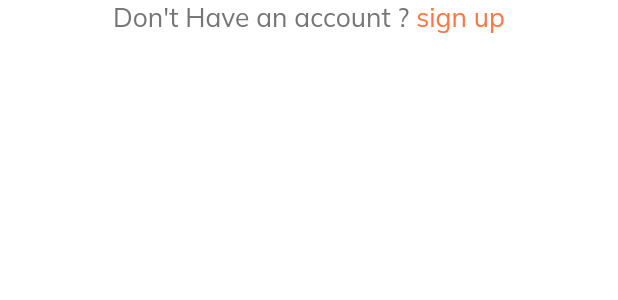
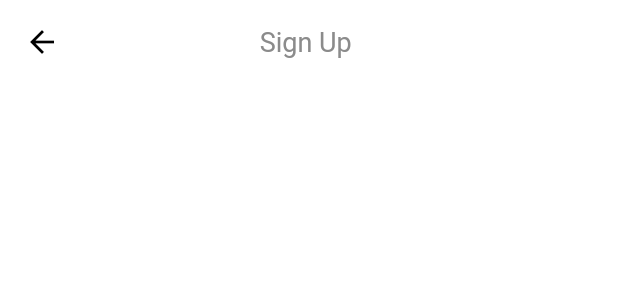
Before and after one commit to HalilMertDeveli/ETradeAppWithVideos-, a Flutter app: the NoAccountText widget shown alone on an empty page, opened directly, after a tap on "sign up", on a phone screen of 412 x 824 dp. Shown: the top 300 px of the screen. Run offline on Flutter 3.47's test engine with Material 2 defaults, Android fonts, the light colour scheme and no system bars; our stand-ins replace flutter_svg.

Commit message:
we create sign up scrren and will do it form details video 3 in sort and min 3:00

```diff
--- a/lib/companents/no_account_text.dart
+++ b/lib/companents/no_account_text.dart
@@ -1,5 +1,7 @@
 import 'package:e_trade_app_with_flutter_way/constraints.dart';
 import 'package:e_trade_app_with_flutter_way/screens/forgot_password/forgot_password_screen.dart';
+import 'package:e_trade_app_with_flutter_way/screens/sign_in/sign_in_screen.dart';
+import 'package:e_trade_app_with_flutter_way/screens/sign_up/sign_up_screen.dart';
 import 'package:e_trade_app_with_flutter_way/size_config.dart';
 import 'package:flutter/material.dart';
 
@@ -20,7 +22,9 @@ class NoAccountText extends StatelessWidget {
           ),
         ),
         GestureDetector(
-          onTap: () {},
+          onTap: () {
+            Navigator.pushNamed(context, SignUpScreen.routeName);
+          },
           child: Text(
             'sign up',
             style: TextStyle(
--- a/lib/routes.dart
+++ b/lib/routes.dart
@@ -1,12 +1,14 @@
 import 'package:e_trade_app_with_flutter_way/screens/forgot_password/forgot_password_screen.dart';
 import 'package:e_trade_app_with_flutter_way/screens/login_success/login_success_screen.dart';
 import 'package:e_trade_app_with_flutter_way/screens/sign_in/sign_in_screen.dart';
+import 'package:e_trade_app_with_flutter_way/screens/sign_up/sign_up_screen.dart';
 import 'package:e_trade_app_with_flutter_way/screens/splash/splash_screen.dart';
 import 'package:flutter/cupertino.dart';
 
 final Map<String, WidgetBuilder> routes = {
   SplashScreen.routeName: (context) => SplashScreen(),
   SignInScreen.routeName: (context) => SignInScreen(),
-  ForgotPasswordScreen.routName: (context) => ForgotPasswordScreen(),
-  LoginSuccessScreen.rootName: (context) => LoginSuccessScreen()
+  ForgotPasswordScreen.routeName: (context) => ForgotPasswordScreen(),
+  LoginSuccessScreen.routeName: (context) => LoginSuccessScreen(),
+  SignUpScreen.routeName: (context) => SignUpScreen()
 };
--- a/lib/screens/forgot_password/forgot_password_screen.dart
+++ b/lib/screens/forgot_password/forgot_password_screen.dart
@@ -2,7 +2,7 @@ import 'package:e_trade_app_with_flutter_way/screens/forgot_password/companents/
 import 'package:flutter/material.dart';
 
 class ForgotPasswordScreen extends StatelessWidget {
-  static String routName = "/forgot_pasword";
+  static String routeName = "/forgot_pasword";
 
   const ForgotPasswordScreen({super.key});
 
--- a/lib/screens/login_success/login_success_screen.dart
+++ b/lib/screens/login_success/login_success_screen.dart
@@ -4,7 +4,7 @@ import 'package:flutter/src/widgets/framework.dart';
 import 'package:flutter/src/widgets/placeholder.dart';
 
 class LoginSuccessScreen extends StatelessWidget {
-  static String rootName = "/login_success";
+  static String routeName = "/login_success";
   const LoginSuccessScreen({super.key});
 
   @override
--- a/lib/screens/sign_in/companents/sign_from.dart
+++ b/lib/screens/sign_in/companents/sign_from.dart
@@ -46,8 +46,8 @@ class _SignFormState extends State<SignForm> {
               Text('Remember me'),
               Spacer(),
               GestureDetector(
-                onTap: () =>
-                    Navigator.pushNamed(context, ForgotPasswordScreen.routName),
+                onTap: () => Navigator.pushNamed(
+                    context, ForgotPasswordScreen.routeName),
                 child: Text(
                   'Forgot your Password',
                   style: TextStyle(decoration: TextDecoration.underline),
@@ -63,7 +63,7 @@ class _SignFormState extends State<SignForm> {
             text: 'Continue',
             press: () {
               if (_formKey.currentState!.validate()) {
-                Navigator.pushNamed(context, LoginSuccessScreen.rootName);
+                Navigator.pushNamed(context, LoginSuccessScreen.routeName);
                 _formKey.currentState!.save();
                 // We will direct the user Login succes but you do valid email operations
               }
--- a/lib/screens/sign_up/sign_up_screen.dart
+++ b/lib/screens/sign_up/sign_up_screen.dart
@@ -0,0 +1,17 @@
+import 'package:flutter/material.dart';
+
+class SignUpScreen extends StatelessWidget {
+  static String routeName = "/sign_up";
+  const SignUpScreen({super.key});
+
+  @override
+  Widget build(BuildContext context) {
+    return Scaffold(
+      appBar: AppBar(
+        shape: RoundedRectangleBorder(borderRadius: BorderRadius.circular(49)),
+        centerTitle: true,
+        title: const Text('Sign Up '),
+      ),
+    );
+  }
+}
```
